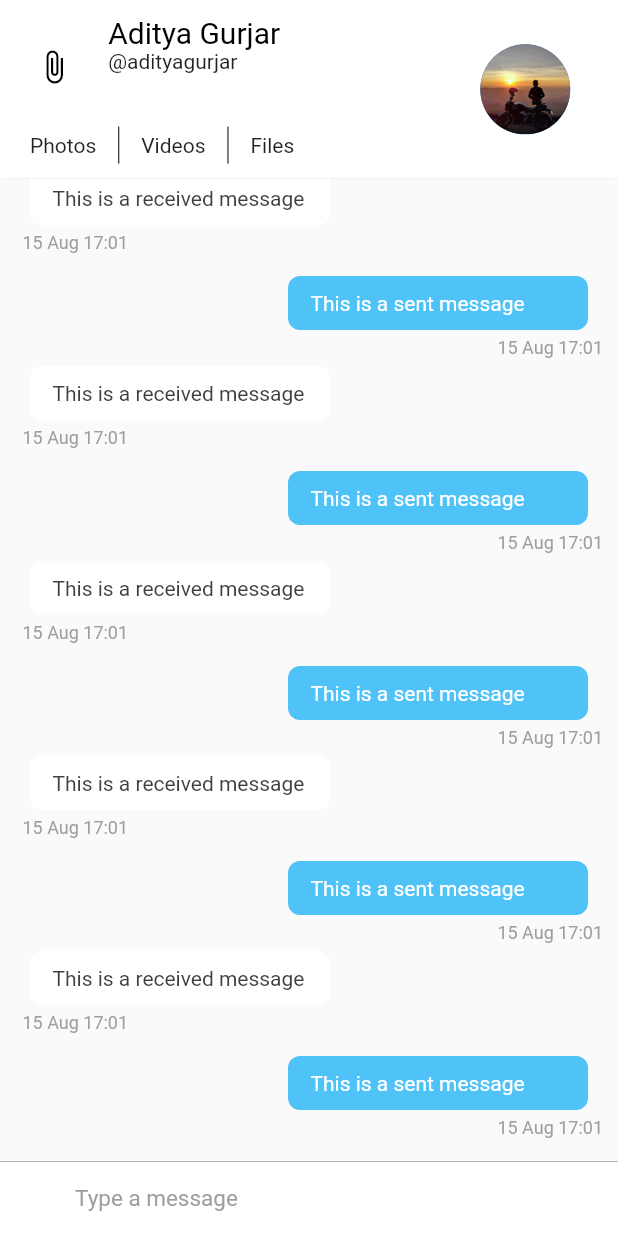
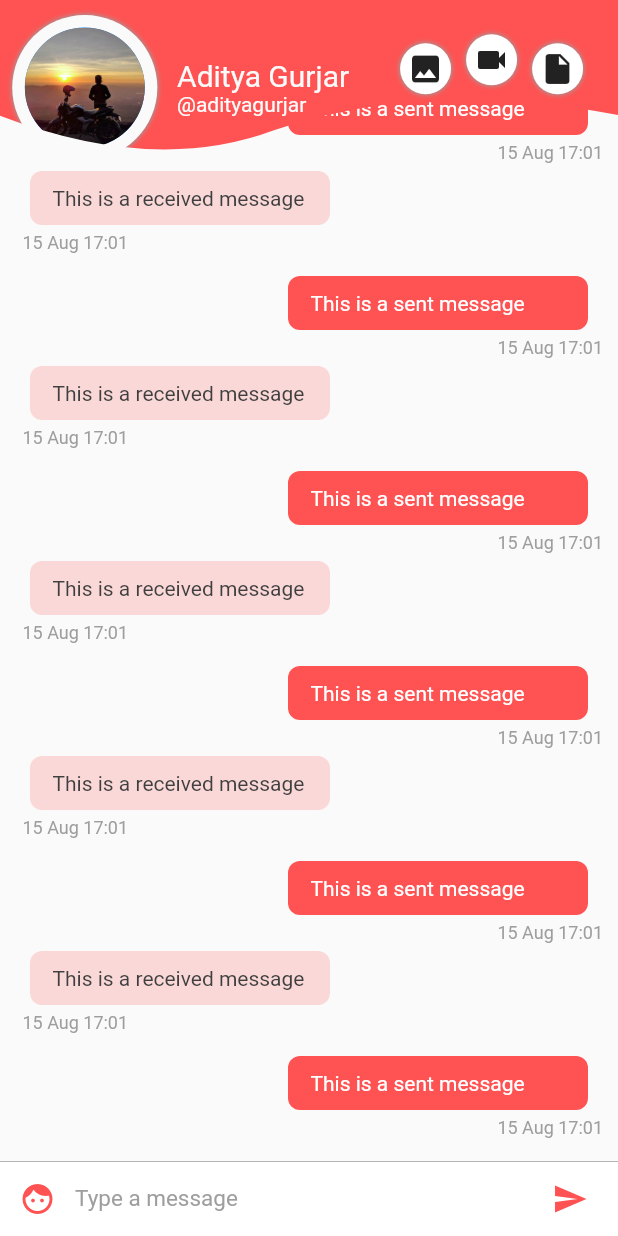
Before and after one commit to firovski/DEVLLY_FLUTTER_CHAT, a Flutter app: the screen it shows after launch, on a phone screen of 412 x 824 dp. Run offline on Flutter 3.47's test engine with Material 2 defaults, Android fonts, the phone set to English and light mode, and no system bars; missing offline and left inert: rubber.

Commit message:
Added clipper Updated UI
Signed-off-by: Firas Trabelsi <trabelsii.firas@gmail.com>

```diff
--- /dev/null
+++ b/lib/clippers/WaveClipperTwo.dart
@@ -0,0 +1,51 @@
+import 'package:flutter/material.dart';
+
+class WaveClipperTwo extends CustomClipper<Path> {
+  bool reverse;
+
+  WaveClipperTwo({this.reverse = false});
+
+  @override
+  Path getClip(Size size) {
+    var path = Path();
+    if (!reverse) {
+      path.lineTo(0.0, size.height - 39.5);
+
+      var firstControlPoint = Offset(size.width / 4, size.height);
+      var firstEndPoint = Offset(size.width / 2.25, size.height - 30.0);
+      path.quadraticBezierTo(firstControlPoint.dx, firstControlPoint.dy,
+          firstEndPoint.dx, firstEndPoint.dy);
+
+      var secondControlPoint =
+          Offset(size.width - (size.width / 3.25), size.height - 65);
+      var secondEndPoint = Offset(size.width, size.height - 40);
+      path.quadraticBezierTo(secondControlPoint.dx, secondControlPoint.dy,
+          secondEndPoint.dx, secondEndPoint.dy);
+
+      path.lineTo(size.width, size.height - 40);
+      path.lineTo(size.width, 0.0);
+      path.close();
+    } else {
+      path.lineTo(0.0, 20);
+
+      var firstControlPoint = Offset(size.width / 4, 0.0);
+      var firstEndPoint = Offset(size.width / 2.25, 30.0);
+      path.quadraticBezierTo(firstControlPoint.dx, firstControlPoint.dy,
+          firstEndPoint.dx, firstEndPoint.dy);
+
+      var secondControlPoint = Offset(size.width - (size.width / 3.25), 65);
+      var secondEndPoint = Offset(size.width, 40);
+      path.quadraticBezierTo(secondControlPoint.dx, secondControlPoint.dy,
+          secondEndPoint.dx, secondEndPoint.dy);
+
+      path.lineTo(size.width, size.height);
+      path.lineTo(0.0, size.height);
+      path.close();
+    }
+
+    return path;
+  }
+
+  @override
+  bool shouldReclip(CustomClipper<Path> oldClipper) => false;
+}
--- a/lib/config/Styles.dart
+++ b/lib/config/Styles.dart
@@ -4,7 +4,8 @@ import 'Palette.dart';
 
 class Styles {
   static TextStyle textHeading = TextStyle(
-      color: Palette.primaryTextColor, fontSize: 20); // Text style for the name
+      color: Palette.chatBackgroundColor,
+      fontSize: 20); // Text style for the name
 
   static TextStyle numberPickerHeading =
       TextStyle(fontSize: 30, color: Palette.primaryTextColorLight);
@@ -20,7 +21,7 @@ class Styles {
       TextStyle(color: Palette.primaryTextColorLight, fontSize: 14);
   static TextStyle hintTextLight =
       TextStyle(color: Palette.secondaryTextColorLight);
-  static TextStyle text = TextStyle(color: Palette.secondaryTextColor);
+  static TextStyle text = TextStyle(color: Palette.chatBackgroundColor);
   static TextStyle textLight =
       TextStyle(color: Palette.secondaryTextColorLight);
   static TextStyle subText = TextStyle(color: Palette.greyColor);
--- a/lib/pages/ConversationPage.dart
+++ b/lib/pages/ConversationPage.dart
@@ -2,7 +2,6 @@ import 'package:devlly_chat_app/config/Palette.dart';
 import 'package:devlly_chat_app/widgets/ChatAppBar.dart';
 import 'package:devlly_chat_app/widgets/ChatListWidget.dart';
 import 'package:flutter/material.dart';
-
 
 class ConversationPage extends StatefulWidget {
   @override
@@ -10,17 +9,23 @@ class ConversationPage extends StatefulWidget {
 
   const ConversationPage();
 }
+
 class _ConversationPageState extends State<ConversationPage> {
   @override
   Widget build(BuildContext context) {
-    return Column(children: <Widget>[
-      Expanded(flex: 2, child: ChatAppBar()), // Custom app bar for chat screen
-      Expanded(
-          flex: 11,
-          child: Container(
-            color: Palette.chatBackgroundColor,
-            child: ChatListWidget(),
-          ))
+    return Stack(children: <Widget>[
+      Container(
+        color: Palette.chatBackgroundColor,
+        child: ChatListWidget(),
+      ), // Custom app bar for chat screen
+      Container(
+        color: Colors.transparent,
+        height: (MediaQuery
+            .of(context)
+            .size
+            .height / 12) * 1.7,
+        child: ChatAppBar(),
+      )
     ]);
   }
 }
--- a/lib/widgets/ChatAppBar.dart
+++ b/lib/widgets/ChatAppBar.dart
@@ -1,3 +1,4 @@
+import 'package:devlly_chat_app/clippers/WaveClipperTwo.dart';
 import 'package:devlly_chat_app/config/Assets.dart';
 import 'package:devlly_chat_app/config/Palette.dart';
 import 'package:devlly_chat_app/config/Styles.dart';
@@ -12,43 +13,52 @@ class ChatAppBar extends StatelessWidget implements PreferredSizeWidget {
 // Text style for everything else
 
     return Material(
+        color: Colors.transparent,
         child: Container(
-            decoration: new BoxDecoration(boxShadow: [
+            decoration: new BoxDecoration(
+                color: Colors.transparent,
+                boxShadow: [
+                  //adds a shadow to the appbar
+                  new BoxShadow(
+                      color: Colors.transparent,
+                      blurRadius: 2.0,
+                      spreadRadius: 0.1
+                  ),
+
+                ]),
+            child: ClipPath(
+              clipper: WaveClipperTwo(),
+              clipBehavior: Clip.antiAliasWithSaveLayer,
+              child: Container(
+                  padding: EdgeInsets.only(top: 10, bottom: 10),
+                  color: Colors.redAccent,
+                  child: Row(children: <Widget>[
+                    Expanded(
+                        flex: 5,
+                        child: Container(
+                            decoration: BoxDecoration(
+                                boxShadow: [
                                   //adds a shadow to the appbar
                                   new BoxShadow(
                                       color: Colors.grey,
                                       blurRadius: 2.0,
-                  spreadRadius: 0.1
+                                      spreadRadius: 0.5
+                                  ),
+
+                                ],
+                                color: Palette.chatBackgroundColor,
+                                shape: BoxShape.circle
+                            ),
+                            child: Center(
+                                child: CircleAvatar(
+                                  radius: 40,
+                                  backgroundImage: Image
+                                      .asset(
+                                    Assets.user,
                                   )
-            ]),
-            child: Container(
-                padding: EdgeInsets.only(top: 10, bottom: 10),
-                color: Palette.primaryBackgroundColor,
-                child: Row(children: <Widget>[
-                  Expanded(
-                    //we're dividing the appbar into 7 : 3 ratio. 7 is for content and 3 is for the display picture.
-                      flex: 7,
-                      child: Center(
-                          child: Column(
-                            mainAxisSize: MainAxisSize.min,
-                            children: <Widget>[
-                              Expanded(
-                                  flex: 7,
-                                  child: Container(
-                                      child: Row(
-                                        crossAxisAlignment: CrossAxisAlignment
-                                            .start,
-                                        children: <Widget>[
-                                          Expanded(
-                                              flex: 2,
-                                              child: Center(
-                                                  child: IconButton(
-                                                      icon: Icon(
-                                                        Icons.attach_file,
-                                                        color: Palette
-                                                            .secondaryColor,
-                                                      ),
-                                                      onPressed: () => {}))),
+                                      .image,
+                                )))),
+                    SizedBox(width: 5,),
                     Expanded(
                         flex: 6,
                         child: Container(
@@ -67,52 +77,107 @@ class ChatAppBar extends StatelessWidget implements PreferredSizeWidget {
                                     style: Styles.text)
                               ],
                             ))),
-                                        ],
-                                      ))),
-                              //second row containing the buttons for media
+                    //This is the display picture
                     Expanded(
-                                  flex: 3,
+                      //we're dividing the appbar into 7 : 3 ratio. 7 is for content and 3 is for the display picture.
+                        flex: 7,
+                        child: Center(
+                            child: Column(
+                              mainAxisSize: MainAxisSize.min,
+                              children: <Widget>[
+                                Expanded(
+                                    flex: 1,
                                     child: Container(
-                                      padding: EdgeInsets.fromLTRB(20, 5, 5, 0),
+                                        padding: EdgeInsets.fromLTRB(
+                                            5, 5, 5, 30),
                                         child: Row(
                                           mainAxisAlignment: MainAxisAlignment
                                               .start,
                                           crossAxisAlignment:
                                           CrossAxisAlignment.center,
                                           children: <Widget>[
-                                          Text(
-                                            'Photos',
-                                            style: Styles.text,
+                                            Padding(
+                                              padding: const EdgeInsets.only(
+                                                  left: 8.0),
+                                              child: Container(
+                                                  decoration: BoxDecoration(
+                                                      boxShadow: [
+                                                        //adds a shadow to the appbar
+                                                        new BoxShadow(
+                                                            color: Colors.grey,
+                                                            blurRadius: 2.0,
+                                                            spreadRadius: 0.5
                                                         ),
-                                          VerticalDivider(
-                                            width: 30,
-                                            color: Palette.primaryTextColor,
+
+                                                      ], color: Colors.white,
+                                                      shape: BoxShape.circle
                                                   ),
-                                          Text(
-                                            'Videos',
-                                            style: Styles.text,
+                                                  child: Padding(
+                                                    padding: const EdgeInsets
+                                                        .all(5.0),
+                                                    child: Center(child: Icon(
+                                                        Icons.photo)),
+                                                  )),
                                             ),
-                                          VerticalDivider(
-                                            width: 30,
-                                            color: Palette.primaryTextColor,
+                                            SizedBox(width: 10,),
+
+                                            Padding(
+                                              padding: const EdgeInsets.only(
+                                                  bottom: 12.0),
+                                              child: Container(
+                                                  decoration: BoxDecoration(
+                                                      boxShadow: [
+                                                        //adds a shadow to the appbar
+                                                        new BoxShadow(
+                                                            color: Colors.grey,
+                                                            blurRadius: 2.0,
+                                                            spreadRadius: 0.5
                                                         ),
-                                          Text('Files', style: Styles.text)
+
+                                                      ],
+                                                      color: Colors.white,
+                                                      shape: BoxShape.circle
+                                                  ),
+                                                  child: Padding(
+                                                    padding: const EdgeInsets
+                                                        .all(5.0),
+                                                    child: Center(child: Icon(
+                                                        Icons.videocam)),
+                                                  )),
+                                            ),
+                                            SizedBox(width: 10,),
+
+                                            Padding(
+                                              padding: const EdgeInsets.only(
+                                                  right: 8.0),
+                                              child: Container(
+                                                  decoration: BoxDecoration(
+                                                      boxShadow: [
+                                                        //adds a shadow to the appbar
+                                                        new BoxShadow(
+                                                            color: Colors.grey,
+                                                            blurRadius: 2.0,
+                                                            spreadRadius: 0.5
+                                                        ),
+
+                                                      ],
+                                                      color: Colors.white,
+                                                      shape: BoxShape.circle
+                                                  ),
+                                                  child: Padding(
+                                                    padding: const EdgeInsets
+                                                        .all(5.0),
+                                                    child: Center(child: Icon(
+                                                        Icons
+                                                            .insert_drive_file)),
+                                                  )),
+                                            ),
                                           ],
                                         ))),
                               ],
                             ))),
-                  //This is the display picture
-                  Expanded(
-                      flex: 3,
-                      child: Container(
-                          child: Center(
-                              child: CircleAvatar(
-                                radius: 30,
-                                backgroundImage: Image.asset(
-                                  Assets.user,
-                                ).image,
-                              )))),
-                ]))));
+                  ])),
+            )));
   }
 
   @override
--- a/lib/widgets/ChatItemWidget.dart
+++ b/lib/widgets/ChatItemWidget.dart
@@ -25,7 +25,7 @@ class ChatItemWidget extends StatelessWidget{
                   padding: EdgeInsets.fromLTRB(15.0, 10.0, 15.0, 10.0),
                   width: 200.0,
                   decoration: BoxDecoration(
-                      color: Palette.selfMessageBackgroundColor,
+                      color: Colors.redAccent,
                       borderRadius: BorderRadius.circular(8.0)),
                   margin: EdgeInsets.only(right: 10.0),
                 )
@@ -63,7 +63,7 @@ class ChatItemWidget extends StatelessWidget{
                   padding: EdgeInsets.fromLTRB(15.0, 10.0, 15.0, 10.0),
                   width: 200.0,
                   decoration: BoxDecoration(
-                      color: Palette.otherMessageBackgroundColor,
+                      color: Colors.redAccent.withOpacity(0.2),
                       borderRadius: BorderRadius.circular(8.0)),
                   margin: EdgeInsets.only(left: 10.0),
                 )
--- a/lib/widgets/InputWidget.dart
+++ b/lib/widgets/InputWidget.dart
@@ -16,7 +16,7 @@ class InputWidget extends StatelessWidget {
               child: new IconButton(
                 onPressed: () {},
                 icon: new Icon(Icons.face),
-                color: Palette.primaryColor,
+                color: Colors.redAccent,
               ),
             ),
             color: Colors.white,
@@ -43,7 +43,7 @@ class InputWidget extends StatelessWidget {
               child: new IconButton(
                 icon: new Icon(Icons.send),
                 onPressed: () => {},
-                color: Palette.primaryColor,
+                color: Colors.redAccent,
               ),
             ),
             color: Colors.white,
--- a/pubspec.yaml
+++ b/pubspec.yaml
@@ -25,6 +25,7 @@ dependencies:
   cupertino_icons: ^0.1.2
   intl: ^0.16.0
   rubber: ^0.3.2
+
 
 
 dev_dependencies:
```
Also changed, not shown: pubspec.lock. Lines whose indentation alone changed are shown as unchanged.
